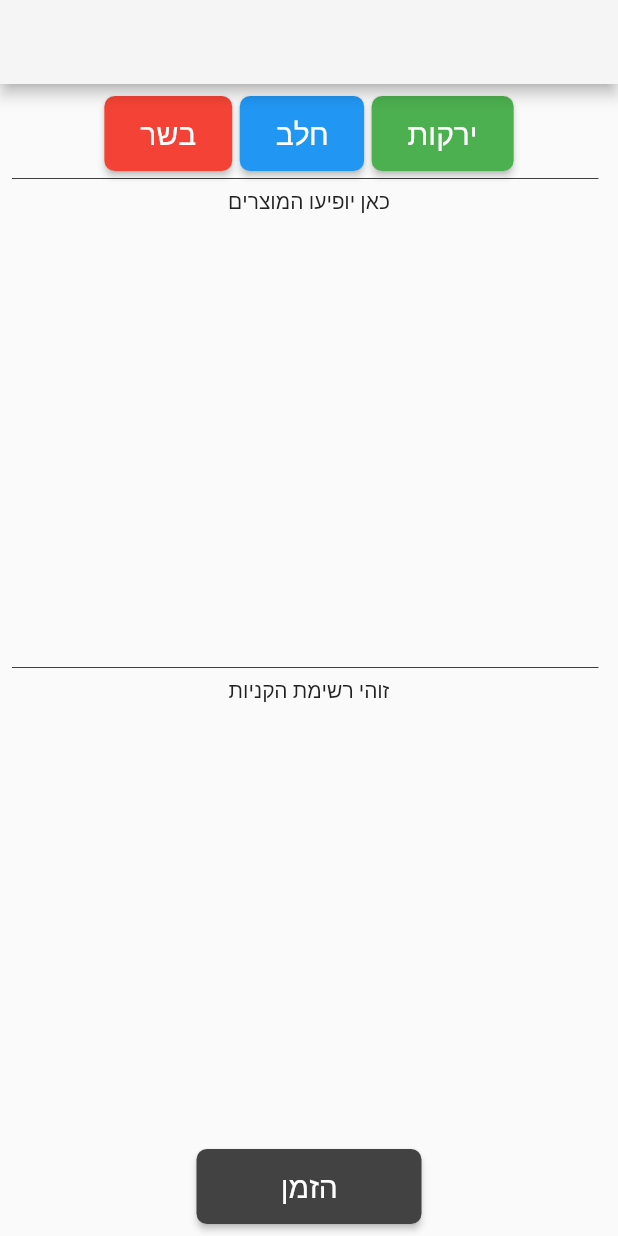
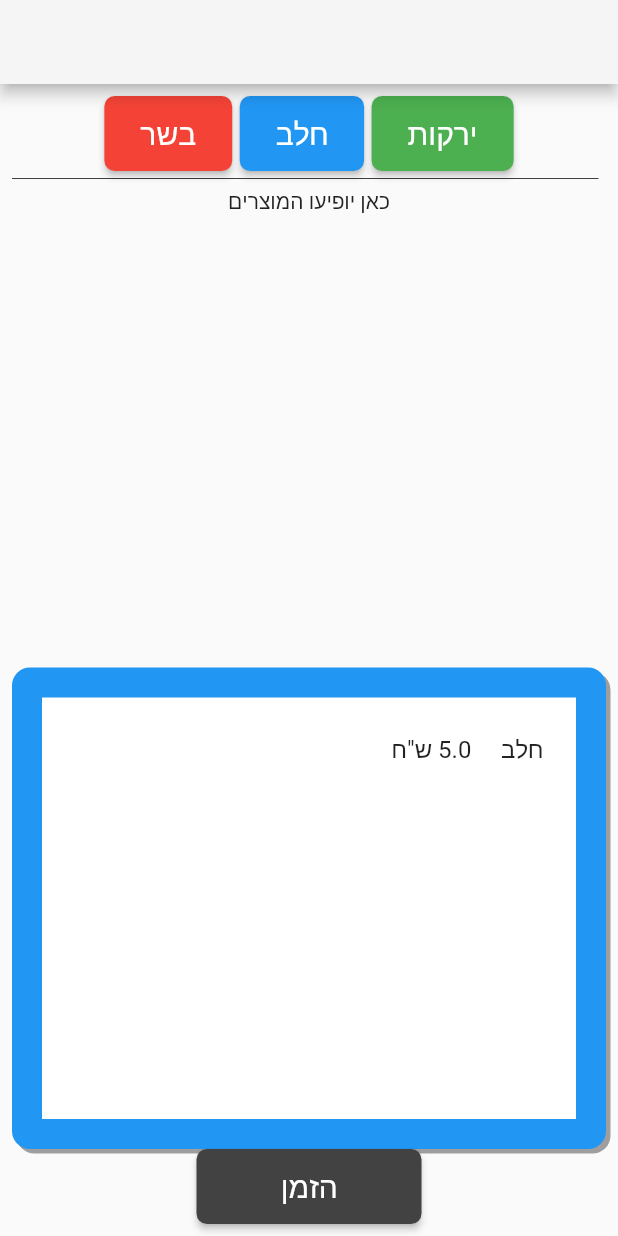
Before and after one commit to tsanhan/hanoot, a Flutter app: the screen it shows after launch, on a phone screen of 412 x 824 dp. Run offline on Flutter 3.47's test engine with Material 2 defaults, Android fonts, the phone set to English and light mode, and no system bars.

Commit message:
ShoppingList

```diff
--- a/lib/app/data/model/product.dart
+++ b/lib/app/data/model/product.dart
@@ -1,8 +1,9 @@
 class Product {
   final String image;
+  final String name;
   final int units;
   final double price;     // price per one
   final String unitName;
 
-  Product({this.image, this.units, this.unitName, this.price});
+  Product({this.image, this.name, this.units, this.unitName, this.price});
 }
--- a/lib/app/presentation/screens/MainScreen.dart
+++ b/lib/app/presentation/screens/MainScreen.dart
@@ -2,6 +2,7 @@
 import 'dart:io';
 
 import 'package:flutter/material.dart';
+import 'package:food4good_app/app/data/model/product.dart';
 
 class MainScreen extends StatefulWidget {
   static const String SCREEN_NAME = 'MainScreen';
@@ -14,15 +15,23 @@
 
 class _MainScreenState extends State<MainScreen> {
   double textSize;
+  List<Product> chosenProduct = new List();
+  Product _chosenProduct;
 
   @override
   void initState() {
     super.initState();
   }
 
-
   @override
   Widget build(BuildContext context) {
+    _chosenProduct = new Product(name: "חלב", price: 5, units: 1); //temp, for testing
+    chosenProduct.add(_chosenProduct); //temp , for testing
+    _chosenProduct = new Product(name: "חזה עוף", price: 20, units: 3); //temp, for testing
+    chosenProduct.add(_chosenProduct); //temp , for testing
+    _chosenProduct = new Product(name: "לחם אחיד פרוס", price: 15, units: 1); //temp, for testing
+    chosenProduct.add(_chosenProduct); //temp , for testing
+
     return Scaffold(
       appBar: AppBar(
         title: Text(''),
@@ -37,11 +46,14 @@
             SizedBox(width: 15.0),
             _getDivider(),
             _getProducts(),
-            _getDivider(),
+          //Stack(
+          //children: <Widget>[
             _getShoppingList(),
             _getPressToOrder(),
+        //    ],
+      //  ),
           ],
-        ),
+         ),
       ),
     );
   }
@@ -120,17 +132,29 @@
     );
     }
 
-
   _getShoppingList() {
   return Expanded(
     child: Container(
-      child: Text('זוהי רשימת הקניות'),
+        child: ListTile(
+          //leading: ,
+      title: Text(chosenProduct[0].name + "     "  + chosenProduct[0].price.toString() + ' ש"ח'
+      ),
+        ),
+        padding: EdgeInsets.all(6.0),
+        decoration: BoxDecoration(color: Colors.white,
+            border: Border.all(width: 20.0, color: Colors.blue),
+            borderRadius: BorderRadius.circular(12),
+            boxShadow: [BoxShadow(color: Colors.grey,
+                offset: Offset(3.0, 3.0)),
+            ]
+        )
     ),
   );
   }
 
   _getPressToOrder() {
     return Column(
+      mainAxisAlignment: MainAxisAlignment.end,
       children: <Widget>[
         ButtonTheme(
           minWidth: 150.0,
--- a/pubspec.yaml
+++ b/pubspec.yaml
@@ -34,7 +34,7 @@
 flutter_icons:
   android: "launcher_icon"
   ios: true
-  image_path: "assets/icon/icon.png"
+  #image_path: "assets/icon/icon.png"
 
 flutter:
   uses-material-design: true
```
Also changed, not shown: lib/app/presentation/screens/home_screen.dart (+1 -18 lines), pubspec.lock.
